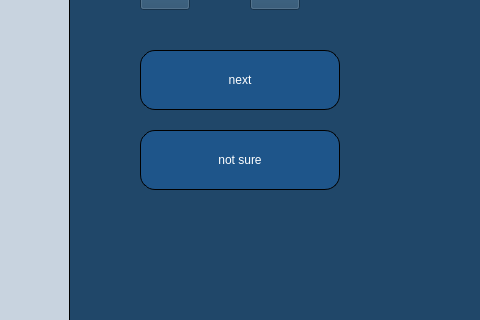
Qt form WindowsGraphics/RevisionModeWindow.ui (Skripkon/App-for-learning-English-LANGOD) before a commit; both pictures show x 600 to 1080 and y 150 to 470 of the 1210 by 800 pixel window.
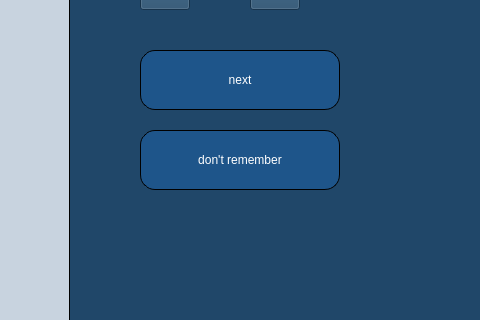
The same form after that commit. Icons and pictures are not drawn.

Diff of the .ui file:
```diff
--- a/WindowsGraphics/RevisionModeWindow.ui
+++ b/WindowsGraphics/RevisionModeWindow.ui
@@ -529,7 +529,7 @@
 QPushButton:hover {background-color: rgb(20, 75, 130);}</string>
    </property>
    <property name="text">
-    <string>not sure</string>
+    <string>don't remember</string>
    </property>
   </widget>
  </widget>
```
Left out of the diff: 2 changed lines with no effect on the pictures.
